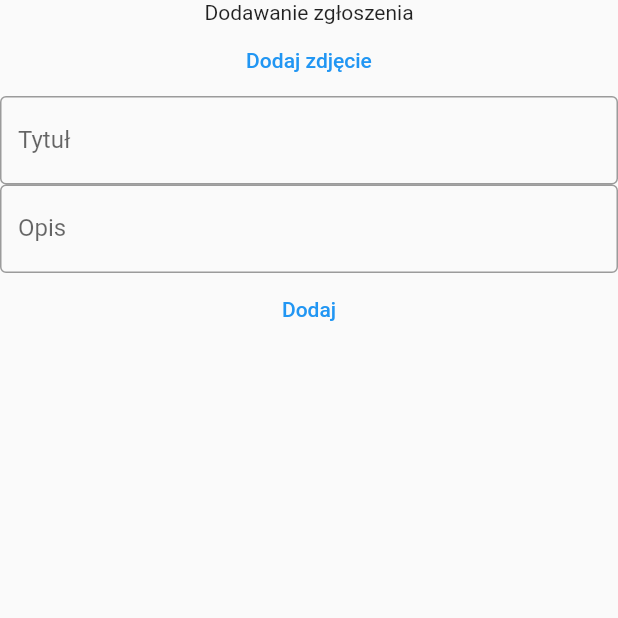
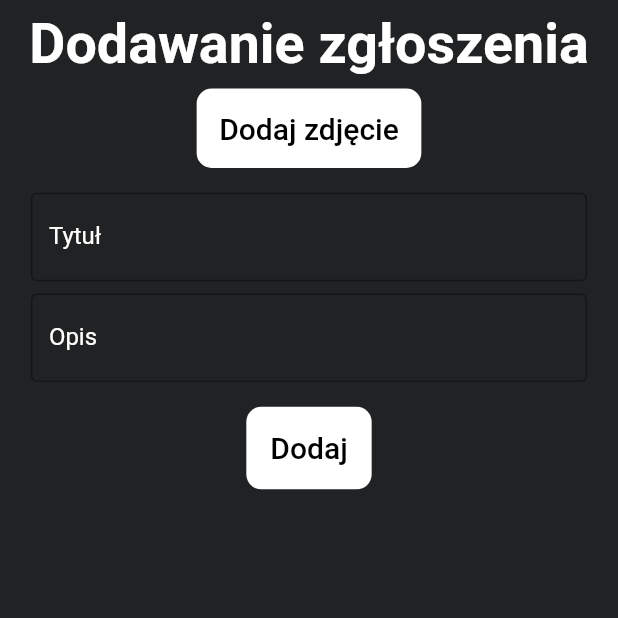
Before and after one commit to Marusiella/miastoerror, a Flutter app: the AddPost screen opened by its route, on a phone screen of 412 x 824 dp, the top half of it. Run offline on Flutter 3.47's test engine with Material 2 defaults, Android fonts, the phone set to English and light mode, and no system bars; our stand-ins replace cloud_firestore, firebase_auth, firebase_core, firebase_crashlytics, firebase_database, firebase_storage and 3 more; accounts and stored records are empty.

Commit message:
add better raport

```diff
--- a/lib/add_post.dart
+++ b/lib/add_post.dart
@@ -25,42 +25,99 @@ class _AddPostState extends State<AddPost> {
   @override
   Widget build(BuildContext context) {
     return Container(
+      color: Color.fromARGB(255, 33, 34, 35),
+      width: MediaQuery.of(context).size.width,
       child: Column(children: [
-        Text("Dodawanie zgłoszenia"),
+        Padding(
+          padding: const EdgeInsets.all(8.0),
+          child: Text(
+            "Dodawanie zgłoszenia",
+            style: TextStyle(
+                fontSize: MediaQuery.of(context).size.height * 0.045,
+                fontWeight: FontWeight.bold,
+                fontFamily: "Roboto",
+                color: Colors.white),
+          ),
+        ),
         if (Provider.of<MyProvider>(context).urlImage != "")
           Image.file(
             File(Provider.of<MyProvider>(context).urlImage),
-            width: 200,
+            width: MediaQuery.of(context).size.height * 0.3,
           ),
         TextButton(
+            style: TextButton.styleFrom(
+                backgroundColor: Colors.white,
+                shape: RoundedRectangleBorder(
+                    borderRadius: BorderRadius.circular(10))),
             onPressed: () async {
               final pickedFile = await _picker.pickImage(
                   source: ImageSource.camera, imageQuality: 25);
               Provider.of<MyProvider>(context, listen: false)
                   .addImage(pickedFile!.path);
             },
-            child: Text(Provider.of<MyProvider>(context).urlImage == ""
+            child: Padding(
+              padding: const EdgeInsets.all(7.0),
+              child: Text(
+                Provider.of<MyProvider>(context).urlImage == ""
                     ? "Dodaj zdjęcie"
-                : "Ponów zdjęcie")),
+                    : "Ponów zdjęcie",
+                style: TextStyle(color: Colors.black, fontSize: 20),
+              ),
+            )),
+        SizedBox(
+          height: MediaQuery.of(context).size.height * 0.02,
+        ),
+        SizedBox(
+          width: MediaQuery.of(context).size.width * 0.9,
+          child: Column(
+            children: [
               TextField(
                 decoration: const InputDecoration(
-            border: OutlineInputBorder(),
+                  helperStyle: TextStyle(color: Colors.white),
+                  labelStyle: TextStyle(color: Colors.white),
+                  hintStyle: TextStyle(color: Colors.white),
+                  errorStyle: TextStyle(color: Colors.white),
+                  border: OutlineInputBorder(
+                    borderSide: BorderSide(color: Colors.white),
+                  ),
                   labelText: 'Tytuł',
                 ),
                 onChanged: (value) =>
-              Provider.of<MyProvider>(context, listen: false).setTitle(value),
+                    Provider.of<MyProvider>(context, listen: false)
+                        .setTitle(value),
+              ),
+              SizedBox(
+                height: MediaQuery.of(context).size.height * 0.01,
               ),
               TextField(
                 keyboardType: TextInputType.multiline,
                 maxLines: null,
                 decoration: const InputDecoration(
-            border: OutlineInputBorder(),
+                  // color white of all
+                  helperStyle: TextStyle(color: Colors.white),
+                  labelStyle: TextStyle(color: Colors.white),
+                  hintStyle: TextStyle(color: Colors.white),
+                  errorStyle: TextStyle(color: Colors.white),
+                  border: OutlineInputBorder(
+                    borderSide: BorderSide(color: Colors.white),
+                  ),
                   labelText: 'Opis',
                 ),
-          onChanged: (value) => Provider.of<MyProvider>(context, listen: false)
+                onChanged: (value) =>
+                    Provider.of<MyProvider>(context, listen: false)
                         .setDescription(value),
               ),
+            ],
+          ),
+        ),
+        SizedBox(
+          height: MediaQuery.of(context).size.height * 0.02,
+        ),
         TextButton(
+            style: TextButton.styleFrom(
+                backgroundColor: Colors.white,
+                shape: RoundedRectangleBorder(
+                    borderRadius: BorderRadius.circular(10))),
             onPressed: () {
               if (Provider.of<MyProvider>(context, listen: false).urlImage !=
                       "" &&
@@ -70,12 +127,16 @@ class _AddPostState extends State<AddPost> {
                 Provider.of<MyProvider>(context, listen: false).addPost();
                 Navigator.pushReplacementNamed(context, '/home');
               } else {
-                ScaffoldMessenger.of(context).showSnackBar(SnackBar(
+                ScaffoldMessenger.of(context).showSnackBar(const SnackBar(
                   content: Text("Wypełnij wszystkie pola"),
                 ));
               }
             },
-            child: const Text("Dodaj"))
+            child: const Padding(
+              padding: EdgeInsets.all(8.0),
+              child: Text("Dodaj",
+                  style: TextStyle(color: Colors.black, fontSize: 20)),
+            ))
       ]),
     );
   }
--- a/lib/main.dart
+++ b/lib/main.dart
@@ -28,6 +28,8 @@ void main() async {
   if (kDebugMode) {
     try {
       FirebaseFirestore.instance.useFirestoreEmulator('localhost', 8080);
+      await FirebaseFirestore.instance
+          .enablePersistence(const PersistenceSettings(synchronizeTabs: true));
 
       await FirebaseAuth.instance.useAuthEmulator('localhost', 9099);
       await FirebaseStorage.instance.useStorageEmulator('localhost', 9199);
```
Lines whose indentation alone changed are shown as unchanged.
